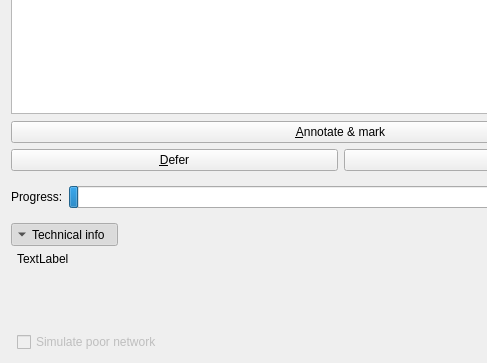
This is plom/client/ui_files/marker.ui in plomgrading/plom as Qt 5 draws it before an edit; both pictures show x 0 to 487 and y 405 to 768 of the 1024 by 768 pixel window. The edited form follows.
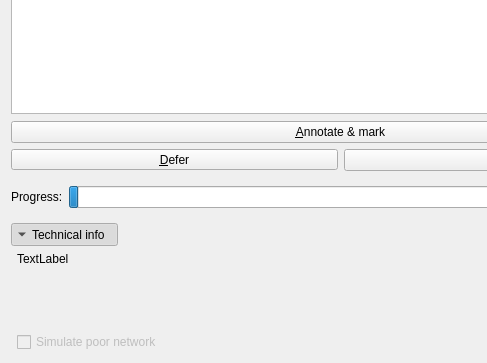
This is the edited form. Custom widgets are drawn as their Qt base class.

Commit message: Use a dropdown for reassign options

What changed in the file:
```diff
--- a/plom/client/ui_files/marker.ui
+++ b/plom/client/ui_files/marker.ui
@@ -216,16 +216,6 @@
                </property>
               </widget>
              </item>
-             <item row="1" column="0">
-              <widget class="QPushButton" name="deferButton">
-               <property name="focusPolicy">
-                <enum>Qt::NoFocus</enum>
-               </property>
-               <property name="text">
-                <string>&amp;Defer</string>
-               </property>
-              </widget>
-             </item>
              <item row="1" column="1">
               <widget class="QPushButton" name="tagButton">
                <property name="focusPolicy">
@@ -259,6 +249,22 @@
                </property>
               </widget>
              </item>
+             <item row="1" column="0">
+              <widget class="QToolButton" name="deferButton">
+               <property name="sizePolicy">
+                <sizepolicy hsizetype="Minimum" vsizetype="Fixed">
+                 <horstretch>0</horstretch>
+                 <verstretch>0</verstretch>
+                </sizepolicy>
+               </property>
+               <property name="focusPolicy">
+                <enum>Qt::NoFocus</enum>
+               </property>
+               <property name="text">
+                <string>&amp;Defer</string>
+               </property>
+              </widget>
+             </item>
             </layout>
            </widget>
           </item>
```
The commit also changes 1 other file.
